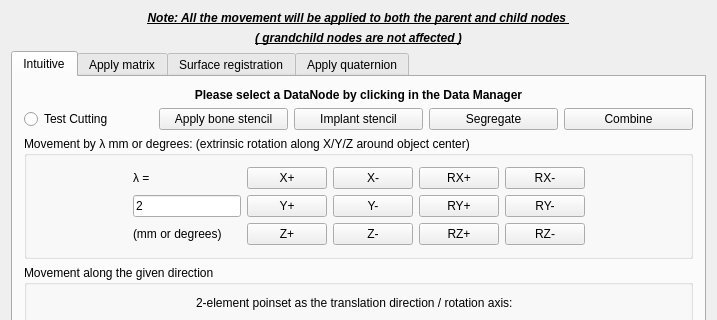
Above: Plugins/org.mitk.lancet.movedata/src/internal/MoveDataControls.ui from zhaomengxiao/LancetMITK-Adition before the change; both pictures show x 0 to 717 and y 0 to 320 of the 717 by 678 pixel window. Below: the same form after it.
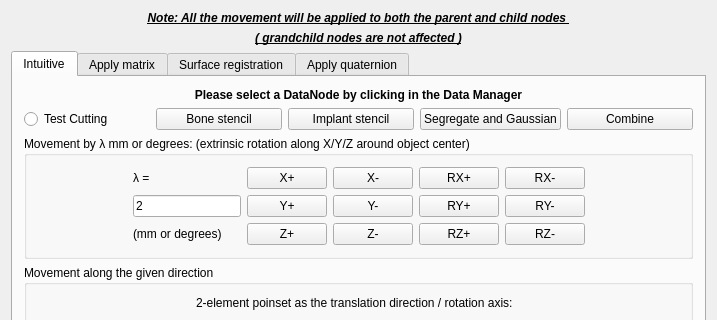
That is the form after the change. Custom widgets are drawn as their Qt base class.

Commit message: Feature(testCutting): added hard-coded GaussianFilter

```diff
--- a/Plugins/org.mitk.lancet.movedata/src/internal/MoveDataControls.ui
+++ b/Plugins/org.mitk.lancet.movedata/src/internal/MoveDataControls.ui
@@ -94,7 +94,7 @@
          <item>
           <widget class="QPushButton" name="pushButton_ApplyStencil">
            <property name="text">
-            <string>Apply bone stencil</string>
+            <string>Bone stencil</string>
            </property>
           </widget>
          </item>
@@ -108,7 +108,7 @@
          <item>
           <widget class="QPushButton" name="pushButton_level">
            <property name="text">
-            <string>Segregate</string>
+            <string>Segregate and Gaussian</string>
            </property>
           </widget>
          </item>
```
The commit also changes 2 other files.
